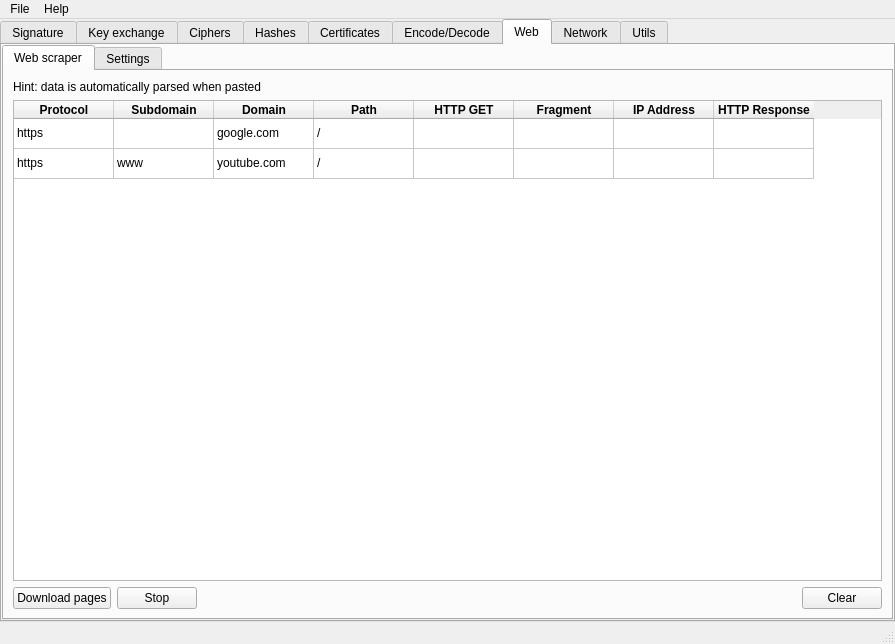
This is ui/mainwindow.ui in caffedrine/CryptoPocketKnife as Qt 5 draws it before an edit. The edited form follows.
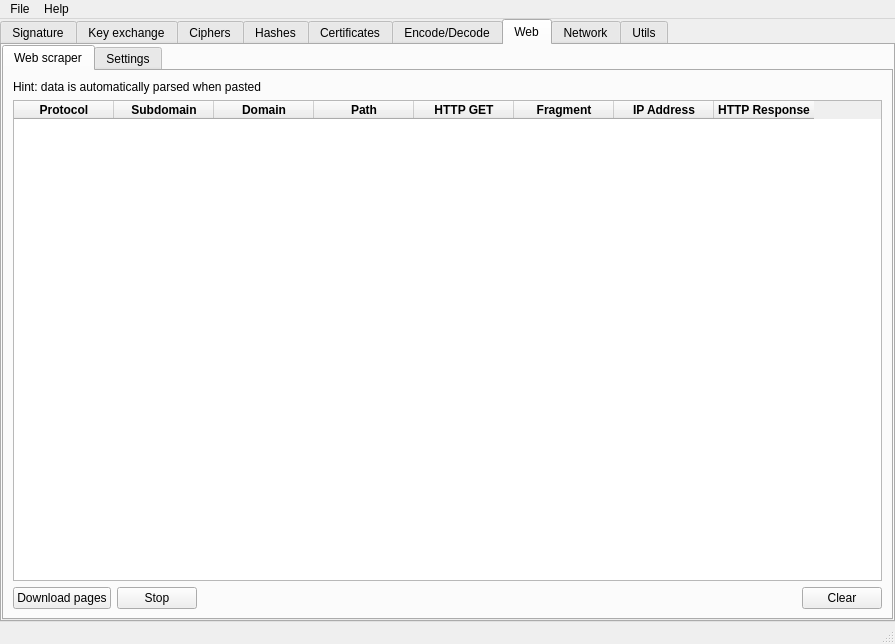
This is the edited form. The open tabs and pages were chosen to show the change. Icons and pictures are not drawn. Custom widgets are drawn as their Qt base class.

Patch:
```diff
--- a/ui/mainwindow.ui
+++ b/ui/mainwindow.ui
@@ -1494,16 +1494,6 @@
               <attribute name="verticalHeaderVisible">
                <bool>false</bool>
               </attribute>
-              <row>
-               <property name="text">
-                <string>New Row</string>
-               </property>
-              </row>
-              <row>
-               <property name="text">
-                <string>New Row</string>
-               </property>
-              </row>
               <column>
                <property name="text">
                 <string>Protocol</string>
@@ -1592,41 +1582,6 @@
                 </font>
                </property>
               </column>
-              <item row="0" column="0">
-               <property name="text">
-                <string>https</string>
-               </property>
-              </item>
-              <item row="0" column="2">
-               <property name="text">
-                <string>google.com</string>
-               </property>
-              </item>
-              <item row="0" column="3">
-               <property name="text">
-                <string>/</string>
-               </property>
-              </item>
-              <item row="1" column="0">
-               <property name="text">
-                <string>https</string>
-               </property>
-              </item>
-              <item row="1" column="1">
-               <property name="text">
-                <string>www</string>
-               </property>
-              </item>
-              <item row="1" column="2">
-               <property name="text">
-                <string>youtube.com</string>
-               </property>
-              </item>
-              <item row="1" column="3">
-               <property name="text">
-                <string>/</string>
-               </property>
-              </item>
              </widget>
             </item>
             <item row="2" column="3">
```
Left out of the diff: 2 changed lines with no effect on the pictures.
